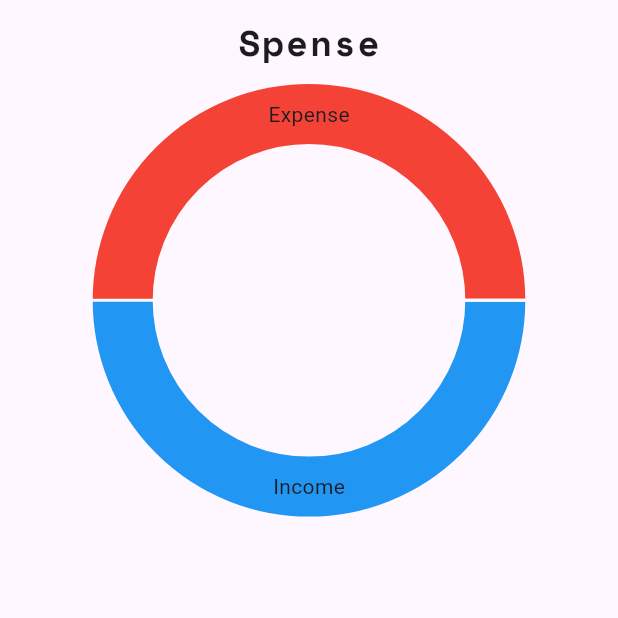
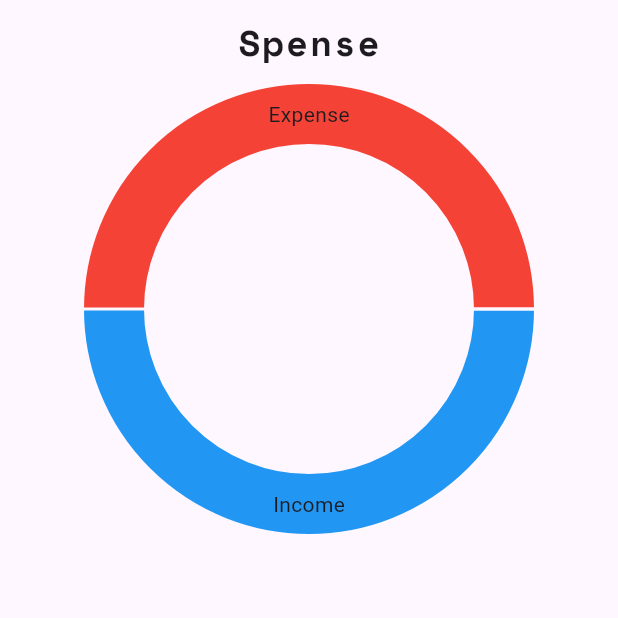
Before and after one commit to Ali-Hadi-Ismail/spense-app, a Flutter app: the screen it shows after launch, on a phone screen of 412 x 824 dp, the top half of it. Run offline on Flutter 3.47's test engine with Material 3 defaults, Android fonts, the phone set to English and light mode, and no system bars; drawn by our look-alikes of fl_chart.

Commit message:
Solving gradel and pie chart error

```diff
--- a/spense/lib/screens/home_screen.dart
+++ b/spense/lib/screens/home_screen.dart
@@ -9,10 +9,8 @@ class HomeScreen extends StatelessWidget {
     return Scaffold(
       appBar: appBar(),
       body: SafeArea(
-        child: Column(
-          children: [
-            PieChartHome(),
-          ],
+        child: Container(
+          child: PieChartHome(),
         ),
       ),
     );
--- a/spense/lib/widgets/pie_chart_home.dart
+++ b/spense/lib/widgets/pie_chart_home.dart
@@ -6,7 +6,10 @@ class PieChartHome extends StatelessWidget {
 
   @override
   Widget build(BuildContext context) {
-    return PieChart(
+    return SizedBox(
+      height: 300, // Set a fixed height
+      width: double.infinity, // Full width
+      child: PieChart(
         PieChartData(
           sections: [
             PieChartSectionData(
@@ -21,6 +24,7 @@ class PieChartHome extends StatelessWidget {
             ),
           ],
         ),
+      ),
     );
   }
 }
```
Also changed, not shown: spense/pubspec.lock, 4 other files. Lines whose indentation alone changed are shown as unchanged.
